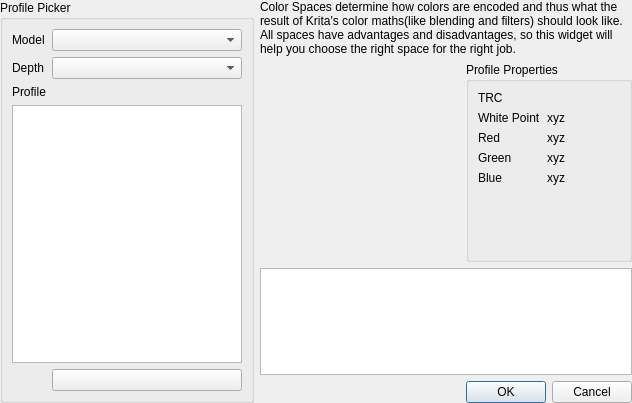
First picture: the form in krita/ui/forms/wdgcolorspaceselectoradvanced.ui, repository KDE/calligra, before the edit.
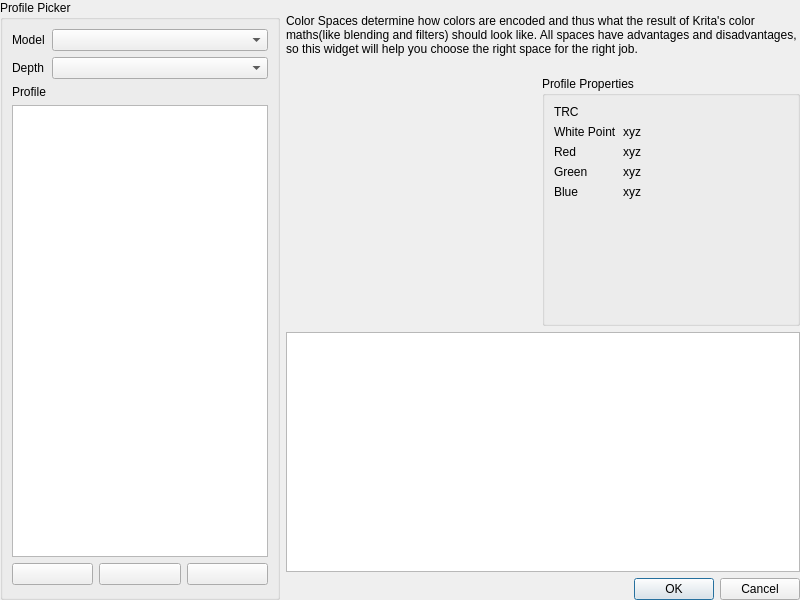
Second picture: the form after the edit. Custom widgets are drawn as their Qt base class.

Commit message:
Make prettier, alphabetise profiles.
* Made the cietongue widget a bit prettier by introducing anti-aliasing for
the triangle, making the grid semi-transparent and drawing two circles for
colorants so they are easier to see.
* Alphabetised Profile List
* Make widget a little larger but not larger than 800x600 by default.

Patch:
```diff
--- a/krita/ui/forms/wdgcolorspaceselectoradvanced.ui
+++ b/krita/ui/forms/wdgcolorspaceselectoradvanced.ui
@@ -6,8 +6,8 @@
    <rect>
     <x>0</x>
     <y>0</y>
-    <width>632</width>
-    <height>403</height>
+    <width>800</width>
+    <height>600</height>
    </rect>
   </property>
   <layout class="QGridLayout" name="gridLayout">
@@ -31,7 +31,11 @@
     </widget>
    </item>
    <item row="4" column="1" colspan="2">
-    <widget class="QPlainTextEdit" name="textProfileDescription"/>
+    <widget class="QPlainTextEdit" name="textProfileDescription">
+     <property name="textInteractionFlags">
+      <set>Qt::TextSelectableByKeyboard|Qt::TextSelectableByMouse</set>
+     </property>
+    </widget>
    </item>
    <item row="0" column="1" rowspan="2" colspan="2">
     <widget class="QLabel" name="lbl_descriptionwidget">
@@ -44,7 +48,7 @@
     </widget>
    </item>
    <item row="2" column="1" rowspan="2">
-    <widget class="KisCIETongueWidget" name="TongueWidget">
+    <widget class="KisCIETongueWidget" name="TongueWidget" native="true">
      <property name="sizePolicy">
       <sizepolicy hsizetype="Preferred" vsizetype="Preferred">
        <horstretch>0</horstretch>
@@ -53,8 +57,8 @@
      </property>
      <property name="minimumSize">
       <size>
-       <width>200</width>
-       <height>200</height>
+       <width>250</width>
+       <height>250</height>
       </size>
      </property>
      <property name="maximumSize">
@@ -67,6 +71,12 @@
    </item>
    <item row="2" column="2" rowspan="2">
     <widget class="QGroupBox" name="groupBox_2">
+     <property name="minimumSize">
+      <size>
+       <width>250</width>
+       <height>0</height>
+      </size>
+     </property>
      <property name="title">
       <string>Profile Properties</string>
      </property>
@@ -142,10 +152,16 @@
      <property name="title">
       <string>Profile Picker</string>
      </property>
+     <layout class="QVBoxLayout" name="verticalLayout">
+      <item>
      <layout class="QFormLayout" name="formLayout_2">
-      <property name="fieldGrowthPolicy">
-       <enum>QFormLayout::AllNonFixedFieldsGrow</enum>
-      </property>
+        <item row="1" column="0">
+         <widget class="QLabel" name="label_2">
+          <property name="text">
+           <string>Depth</string>
+          </property>
+         </widget>
+        </item>
       <item row="0" column="0">
        <widget class="QLabel" name="label">
         <property name="text">
@@ -153,13 +169,6 @@
         </property>
        </widget>
       </item>
-      <item row="1" column="0">
-       <widget class="QLabel" name="label_2">
-        <property name="text">
-         <string>Depth</string>
-        </property>
-       </widget>
-      </item>
       <item row="2" column="0">
        <widget class="QLabel" name="label_3">
         <property name="text">
@@ -167,8 +176,22 @@
         </property>
        </widget>
       </item>
-      <item row="3" column="0" colspan="2">
+        <item row="1" column="1">
+         <widget class="KisCmbIDList" name="cmbColorDepth"/>
+        </item>
+        <item row="0" column="1">
+         <widget class="KisCmbIDList" name="cmbColorModels"/>
+        </item>
+       </layout>
+      </item>
+      <item>
        <widget class="QListWidget" name="lstProfile">
+        <property name="minimumSize">
+         <size>
+          <width>100</width>
+          <height>0</height>
+         </size>
+        </property>
         <property name="showDropIndicator" stdset="0">
          <bool>false</bool>
         </property>
@@ -177,18 +200,33 @@
         </property>
        </widget>
       </item>
-      <item row="0" column="1">
-       <widget class="KisCmbIDList" name="cmbColorModels"/>
-      </item>
-      <item row="1" column="1">
-       <widget class="KisCmbIDList" name="cmbColorDepth"/>
-      </item>
-      <item row="4" column="1">
+      <item>
+       <layout class="QHBoxLayout" name="horizontalLayout">
+        <property name="bottomMargin">
+         <number>3</number>
+        </property>
+        <item>
        <widget class="QPushButton" name="bnInstallProfile">
         <property name="text">
          <string/>
         </property>
        </widget>
+        </item>
+        <item>
+         <widget class="QPushButton" name="bnDownloadProfile">
+          <property name="text">
+           <string/>
+          </property>
+         </widget>
+        </item>
+        <item>
+         <widget class="QPushButton" name="bnUploadProfile">
+          <property name="text">
+           <string/>
+          </property>
+         </widget>
+        </item>
+       </layout>
       </item>
      </layout>
     </widget>
```
Lines whose indentation alone changed are shown as unchanged. The commit also changes 2 other files.
